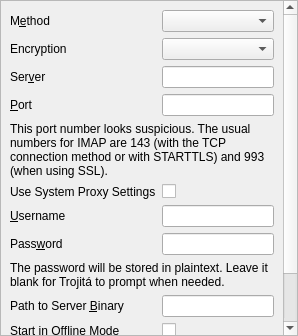
Before: the Qt Designer form src/Gui/SettingsImapPage.ui in jktjkt/trojita, drawn with Qt 5.
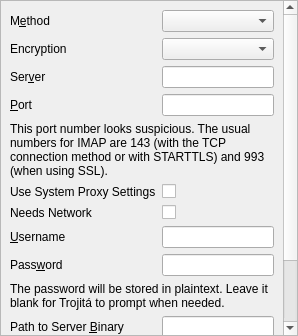
After: the same form once the commit is applied. Custom widgets are drawn as their Qt base class.

Commit message:
Make it possible to work even when system claims there's no network
Guess what kinds of features Trojita gains when I'm travelling on a place.

```diff
--- a/src/Gui/SettingsImapPage.ui
+++ b/src/Gui/SettingsImapPage.ui
@@ -118,6 +118,22 @@
      <widget class="QCheckBox" name="imapUseSystemProxy"/>
     </item>
     <item row="6" column="0">
+     <widget class="QLabel" name="imapNeedsNetworkLabel">
+      <property name="text">
+       <string>Needs Network</string>
+      </property>
+      <property name="toolTip">
+       <string>Check if Trojitá should connect to a network in order to access this account. You will stay offline if there is no network connectivity.</string>
+      </property>
+      <property name="buddy">
+       <cstring>imapNeedsNetwork</cstring>
+      </property>
+     </widget>
+    </item>
+    <item row="6" column="1">
+     <widget class="QCheckBox" name="imapNeedsNetwork"/>
+    </item>
+    <item row="7" column="0">
      <widget class="QLabel" name="imapUserLabel">
       <property name="text">
        <string>&amp;Username</string>
@@ -127,7 +143,7 @@
       </property>
      </widget>
     </item>
-    <item row="6" column="1">
+    <item row="7" column="1">
      <widget class="LineEdit" name="imapUser">
       <property name="toolTip">
        <string>Username</string>
@@ -140,7 +156,7 @@
       </property>
      </widget>
     </item>
-    <item row="7" column="0">
+    <item row="8" column="0">
      <widget class="QLabel" name="imapPassLabel">
       <property name="text">
        <string>Pass&amp;word</string>
@@ -150,7 +166,7 @@
       </property>
      </widget>
     </item>
-    <item row="7" column="1">
+    <item row="8" column="1">
      <widget class="LineEdit" name="imapPass">
       <property name="toolTip">
        <string>Password</string>
@@ -174,7 +190,7 @@
       </property>
      </widget>
     </item>
-    <item row="8" column="0" colspan="2">
+    <item row="9" column="0" colspan="2">
      <widget class="QLabel" name="passwordWarning">
       <property name="text">
        <string>The password will be stored in plaintext. Leave it blank for Trojitá to prompt when needed.</string>
@@ -184,7 +200,7 @@
       </property>
      </widget>
     </item>
-    <item row="9" column="0">
+    <item row="10" column="0">
      <widget class="QLabel" name="processPathLabel">
       <property name="text">
        <string>Path to Server &amp;Binary</string>
@@ -194,7 +210,7 @@
       </property>
      </widget>
     </item>
-    <item row="9" column="1">
+    <item row="10" column="1">
      <widget class="LineEdit" name="processPath">
       <property name="whatsThis">
        <string>&lt;!DOCTYPE HTML PUBLIC &quot;-//W3C//DTD HTML 4.0//EN&quot; &quot;http://www.w3.org/TR/REC-html40/strict.dtd&quot;&gt;
@@ -210,7 +226,7 @@
       </property>
      </widget>
     </item>
-    <item row="10" column="0">
+    <item row="11" column="0">
      <widget class="QLabel" name="startOfflineLabel">
       <property name="text">
        <string>Start in O&amp;ffline Mode</string>
@@ -220,7 +236,7 @@
       </property>
      </widget>
     </item>
-    <item row="10" column="1">
+    <item row="11" column="1">
      <widget class="QCheckBox" name="startOffline">
       <property name="toolTip">
        <string>Don't connect to the IMAP server upon startup</string>
@@ -233,7 +249,7 @@
       </property>
      </widget>
     </item>
-    <item row="11" column="0">
+    <item row="12" column="0">
      <widget class="QLabel" name="imapEnableIdLabel">
       <property name="text">
        <string>Reveal I'm using Trojitá</string>
@@ -243,7 +259,7 @@
       </property>
      </widget>
     </item>
-    <item row="11" column="1">
+    <item row="12" column="1">
      <widget class="QCheckBox" name="imapEnableId">
       <property name="toolTip">
        <string>&lt;!DOCTYPE HTML PUBLIC &quot;-//W3C//DTD HTML 4.0//EN&quot; &quot;http://www.w3.org/TR/REC-html40/strict.dtd&quot;&gt;
@@ -259,7 +275,7 @@
       </property>
      </widget>
     </item>
-    <item row="12" column="0">
+    <item row="13" column="0">
      <widget class="QLabel" name="imapCapabilitiesBlacklistLabel">
       <property name="text">
        <string>Extension &amp;Blacklist</string>
@@ -269,7 +285,7 @@
       </property>
      </widget>
     </item>
-    <item row="12" column="1">
+    <item row="13" column="1">
      <widget class="LineEdit" name="imapCapabilitiesBlacklist"/>
     </item>
    </layout>
```
The commit also changes 8 other files.
